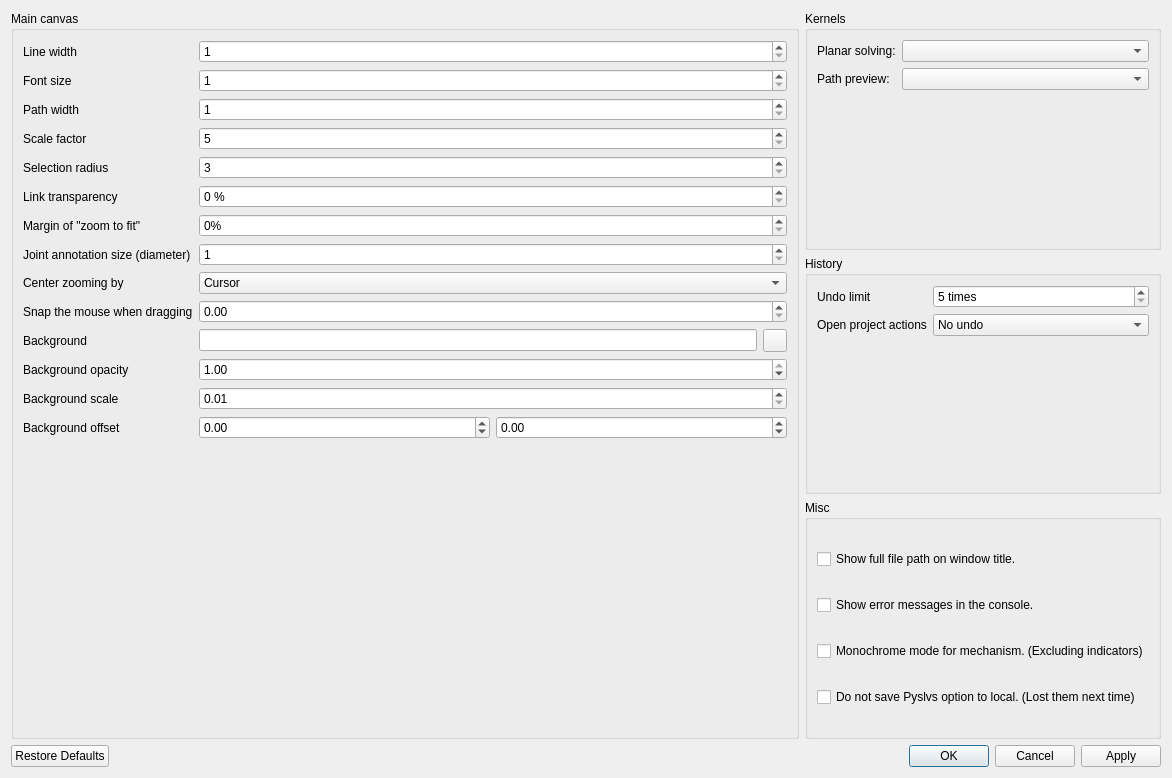
Before: the Qt Designer form core/io/preference.ui in KmolYuan/Pyslvs-UI, drawn with Qt 5.
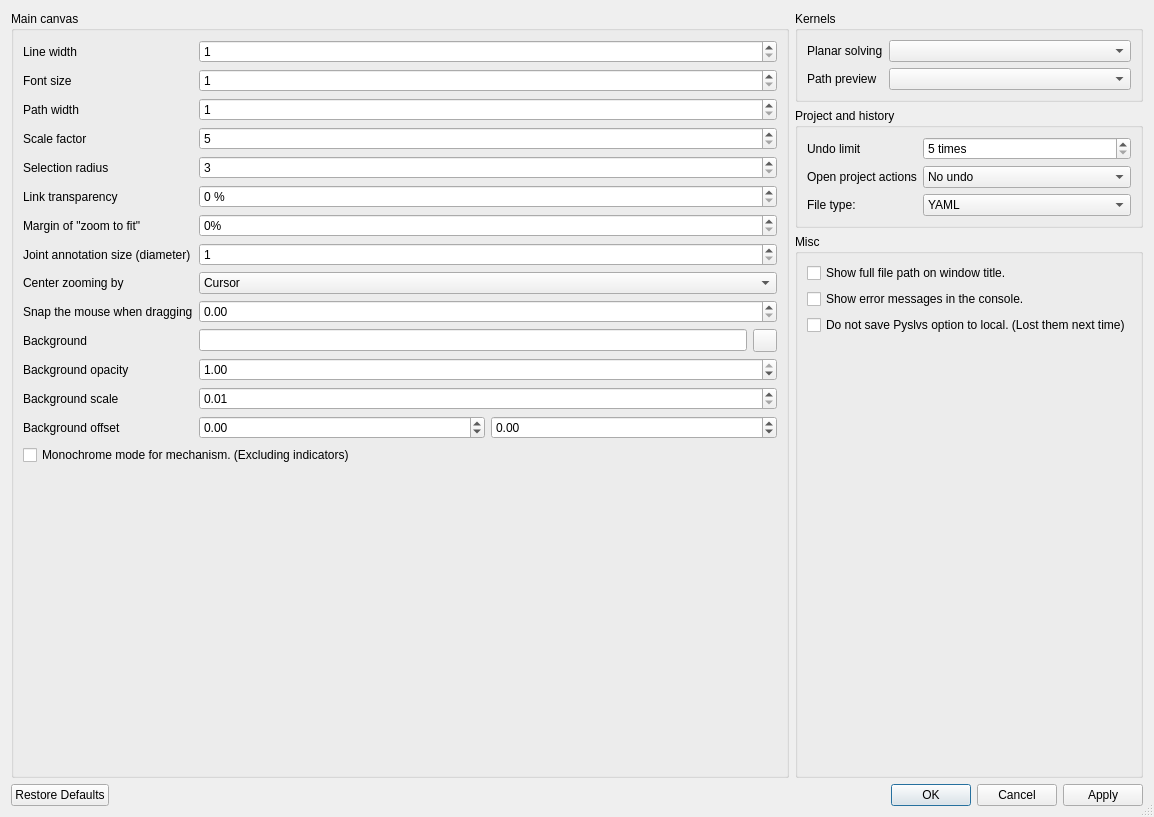
After: the same form once the commit is applied. Icons and pictures are not drawn.

Commit message: Add "file type" settings for YAML saving.

```diff
--- a/core/io/preference.ui
+++ b/core/io/preference.ui
@@ -6,8 +6,8 @@
    <rect>
     <x>0</x>
     <y>0</y>
-    <width>1172</width>
-    <height>778</height>
+    <width>1154</width>
+    <height>817</height>
    </rect>
   </property>
   <property name="windowTitle">
@@ -17,6 +17,9 @@
    <iconset resource="../../icons.qrc">
     <normaloff>:/icons/settings.png</normaloff>:/icons/settings.png</iconset>
   </property>
+  <property name="sizeGripEnabled">
+   <bool>true</bool>
+  </property>
   <property name="modal">
    <bool>true</bool>
   </property>
@@ -28,6 +31,8 @@
        <property name="title">
         <string>Main canvas</string>
        </property>
+       <layout class="QVBoxLayout" name="verticalLayout_3">
+        <item>
        <layout class="QFormLayout" name="formLayout">
         <item row="0" column="0">
          <widget class="QLabel" name="linewidth_label">
@@ -69,14 +74,14 @@
           </property>
          </widget>
         </item>
-        <item row="3" column="0">
+          <item row="2" column="0">
          <widget class="QLabel" name="pathwidth_label">
           <property name="text">
            <string>Path width</string>
           </property>
          </widget>
         </item>
-        <item row="3" column="1">
+          <item row="2" column="1">
          <widget class="QSpinBox" name="path_width_option">
           <property name="minimum">
            <number>1</number>
@@ -86,14 +91,14 @@
           </property>
          </widget>
         </item>
-        <item row="4" column="0">
+          <item row="3" column="0">
          <widget class="QLabel" name="scalefactor_label">
           <property name="text">
            <string>Scale factor</string>
           </property>
          </widget>
         </item>
-        <item row="4" column="1">
+          <item row="3" column="1">
          <widget class="QSpinBox" name="scalefactor_option">
           <property name="minimum">
            <number>5</number>
@@ -106,14 +111,14 @@
           </property>
          </widget>
         </item>
-        <item row="5" column="0">
+          <item row="4" column="0">
          <widget class="QLabel" name="selectionradius_label">
           <property name="text">
            <string>Selection radius</string>
           </property>
          </widget>
         </item>
-        <item row="5" column="1">
+          <item row="4" column="1">
          <widget class="QSpinBox" name="selection_radius_option">
           <property name="minimum">
            <number>3</number>
@@ -123,14 +128,14 @@
           </property>
          </widget>
         </item>
-        <item row="6" column="0">
+          <item row="5" column="0">
          <widget class="QLabel" name="linktransparency_label">
           <property name="text">
            <string>Link transparency</string>
           </property>
          </widget>
         </item>
-        <item row="6" column="1">
+          <item row="5" column="1">
          <widget class="QSpinBox" name="link_trans_option">
           <property name="suffix">
            <string> %</string>
@@ -143,14 +148,14 @@
           </property>
          </widget>
         </item>
-        <item row="7" column="0">
+          <item row="6" column="0">
          <widget class="QLabel" name="marginfactor_label">
           <property name="text">
            <string>Margin of &quot;zoom to fit&quot;</string>
           </property>
          </widget>
         </item>
-        <item row="7" column="1">
+          <item row="6" column="1">
          <widget class="QSpinBox" name="margin_factor_option">
           <property name="suffix">
            <string>%</string>
@@ -163,14 +168,14 @@
           </property>
          </widget>
         </item>
-        <item row="8" column="0">
+          <item row="7" column="0">
          <widget class="QLabel" name="jointsize_label">
           <property name="text">
            <string>Joint annotation size (diameter)</string>
           </property>
          </widget>
         </item>
-        <item row="8" column="1">
+          <item row="7" column="1">
          <widget class="QSpinBox" name="joint_size_option">
           <property name="minimum">
            <number>1</number>
@@ -180,14 +185,14 @@
           </property>
          </widget>
         </item>
-        <item row="9" column="0">
+          <item row="8" column="0">
          <widget class="QLabel" name="zoomby_label">
           <property name="text">
            <string>Center zooming by</string>
           </property>
          </widget>
         </item>
-        <item row="9" column="1">
+          <item row="8" column="1">
          <widget class="QComboBox" name="zoom_by_option">
           <item>
            <property name="text">
@@ -201,28 +206,28 @@
           </item>
          </widget>
         </item>
-        <item row="10" column="0">
+          <item row="9" column="0">
          <widget class="QLabel" name="snap_label">
           <property name="text">
            <string>Snap the mouse when dragging</string>
           </property>
          </widget>
         </item>
-        <item row="10" column="1">
+          <item row="9" column="1">
          <widget class="QDoubleSpinBox" name="snap_option">
           <property name="maximum">
            <double>50.000000000000000</double>
           </property>
          </widget>
         </item>
-        <item row="11" column="0">
+          <item row="10" column="0">
          <widget class="QLabel" name="background_label">
           <property name="text">
            <string>Background</string>
           </property>
          </widget>
         </item>
-        <item row="11" column="1">
+          <item row="10" column="1">
          <layout class="QHBoxLayout" name="background_layout">
           <item>
            <widget class="QLineEdit" name="background_option">
@@ -241,14 +246,14 @@
           </item>
          </layout>
         </item>
-        <item row="12" column="0">
+          <item row="11" column="0">
          <widget class="QLabel" name="background_opacity_label">
           <property name="text">
            <string>Background opacity</string>
           </property>
          </widget>
         </item>
-        <item row="12" column="1">
+          <item row="11" column="1">
          <widget class="QDoubleSpinBox" name="background_opacity_option">
           <property name="maximum">
            <double>1.000000000000000</double>
@@ -261,14 +266,14 @@
           </property>
          </widget>
         </item>
-        <item row="13" column="0">
+          <item row="12" column="0">
          <widget class="QLabel" name="background_scale_label">
           <property name="text">
            <string>Background scale</string>
           </property>
          </widget>
         </item>
-        <item row="13" column="1">
+          <item row="12" column="1">
          <widget class="QDoubleSpinBox" name="background_scale_option">
           <property name="minimum">
            <double>0.010000000000000</double>
@@ -281,14 +286,14 @@
           </property>
          </widget>
         </item>
-        <item row="14" column="0">
+          <item row="13" column="0">
          <widget class="QLabel" name="background_offset_label">
           <property name="text">
            <string>Background offset</string>
           </property>
          </widget>
         </item>
-        <item row="14" column="1">
+          <item row="13" column="1">
          <layout class="QHBoxLayout" name="background_offset_layout">
           <item>
            <widget class="QDoubleSpinBox" name="background_offset_x_option">
@@ -313,6 +318,28 @@
          </layout>
         </item>
        </layout>
+        </item>
+        <item>
+         <widget class="QCheckBox" name="monochrome_option">
+          <property name="text">
+           <string>Monochrome mode for mechanism. (Excluding indicators)</string>
+          </property>
+         </widget>
+        </item>
+        <item>
+         <spacer name="verticalSpacer">
+          <property name="orientation">
+           <enum>Qt::Vertical</enum>
+          </property>
+          <property name="sizeHint" stdset="0">
+           <size>
+            <width>20</width>
+            <height>40</height>
+           </size>
+          </property>
+         </spacer>
+        </item>
+       </layout>
       </widget>
      </item>
      <item>
@@ -326,7 +353,7 @@
           <item row="0" column="0">
            <widget class="QLabel" name="planarsolver_label">
             <property name="text">
-             <string>Planar solving:</string>
+             <string>Planar solving</string>
             </property>
            </widget>
           </item>
@@ -336,7 +363,7 @@
           <item row="1" column="0">
            <widget class="QLabel" name="pathpreview_label">
             <property name="text">
-             <string>Path preview:</string>
+             <string>Path preview</string>
             </property>
            </widget>
           </item>
@@ -347,9 +374,9 @@
         </widget>
        </item>
        <item>
-        <widget class="QGroupBox" name="settings_history_groupbox">
+        <widget class="QGroupBox" name="settings_project_groupbox">
          <property name="title">
-          <string>History</string>
+          <string>Project and history</string>
          </property>
          <layout class="QFormLayout" name="formLayout_2">
           <item row="0" column="0">
@@ -395,6 +422,27 @@
             </item>
            </widget>
           </item>
+          <item row="2" column="0">
+           <widget class="QLabel" name="file_type_label">
+            <property name="text">
+             <string>File type:</string>
+            </property>
+           </widget>
+          </item>
+          <item row="2" column="1">
+           <widget class="QComboBox" name="file_type_option">
+            <item>
+             <property name="text">
+              <string>YAML</string>
+             </property>
+            </item>
+            <item>
+             <property name="text">
+              <string>Compressed YAML</string>
+             </property>
+            </item>
+           </widget>
+          </item>
          </layout>
         </widget>
        </item>
@@ -418,13 +466,6 @@
             </property>
            </widget>
           </item>
-          <item>
-           <widget class="QCheckBox" name="monochrome_option">
-            <property name="text">
-             <string>Monochrome mode for mechanism. (Excluding indicators)</string>
-            </property>
-           </widget>
-          </item>
           <item>
            <widget class="QCheckBox" name="dontsave_option">
             <property name="text">
@@ -432,6 +473,19 @@
             </property>
            </widget>
           </item>
+          <item>
+           <spacer name="verticalSpacer_2">
+            <property name="orientation">
+             <enum>Qt::Vertical</enum>
+            </property>
+            <property name="sizeHint" stdset="0">
+             <size>
+              <width>20</width>
+              <height>40</height>
+             </size>
+            </property>
+           </spacer>
+          </item>
          </layout>
         </widget>
        </item>
```
Lines whose indentation alone changed are shown as unchanged. The commit also changes 4 other files.
